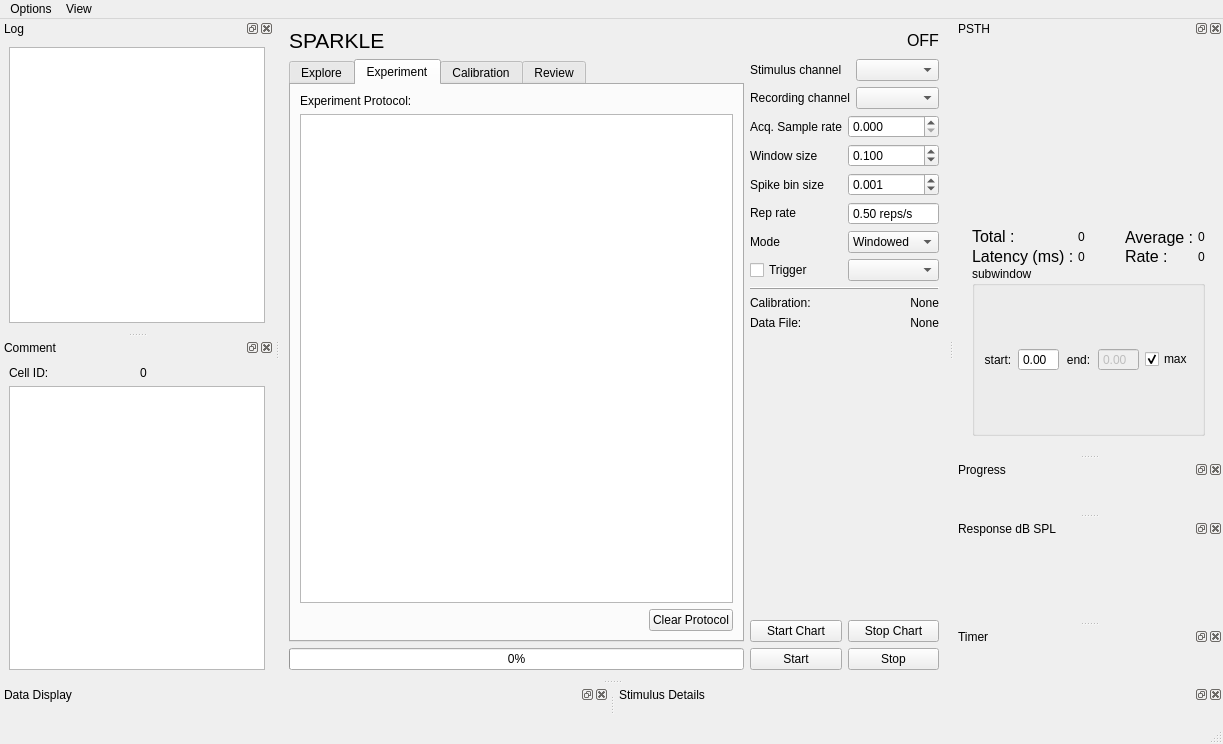
The window that sparkle/gui/main_control.ui (portfors-lab/sparkle) describes before a commit, drawn with Qt 5.
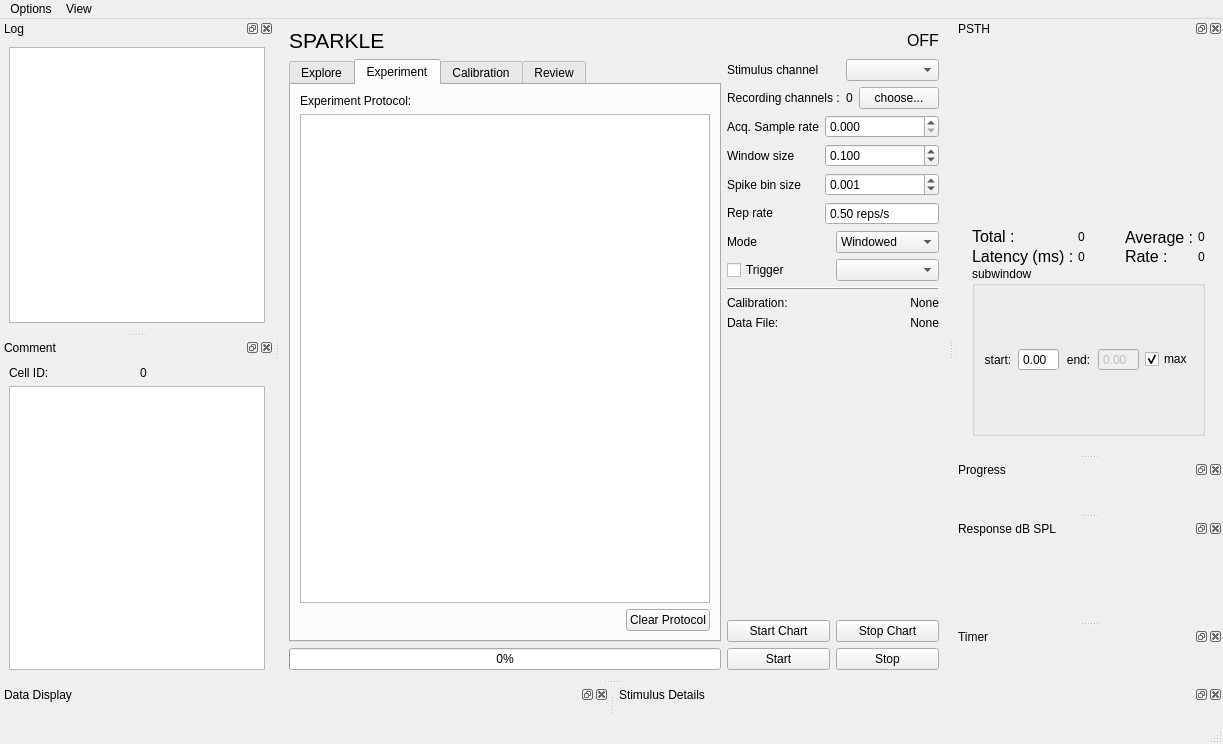
The same window after the commit. Custom widgets are drawn as their Qt base class.

Commit message: channel picker integrated into UI

The edit to the form file:
```diff
--- a/sparkle/gui/main_control.ui
+++ b/sparkle/gui/main_control.ui
@@ -384,7 +384,14 @@
             </property>
            </widget>
           </item>
-          <item row="0" column="1">
+          <item row="1" column="1">
+           <widget class="QLabel" name="chanNumLbl">
+            <property name="text">
+             <string>0</string>
+            </property>
+           </widget>
+          </item>
+          <item row="0" column="1" colspan="2">
            <widget class="QComboBox" name="aochanBox">
             <property name="toolTip">
              <string>Output channel (AO#)</string>
@@ -394,12 +401,16 @@
           <item row="1" column="0">
            <widget class="QLabel" name="label_24">
             <property name="text">
-             <string>Recording channel</string>
+             <string>Recording channels :</string>
             </property>
            </widget>
           </item>
-          <item row="1" column="1">
-           <widget class="QComboBox" name="aichanBox"/>
+          <item row="1" column="2">
+           <widget class="QPushButton" name="aichanBtn">
+            <property name="text">
+             <string>choose...</string>
+            </property>
+           </widget>
           </item>
          </layout>
         </item>
```
Left out of the diff: 63 changed lines with no effect on the pictures. The commit also changes 4 other files.
